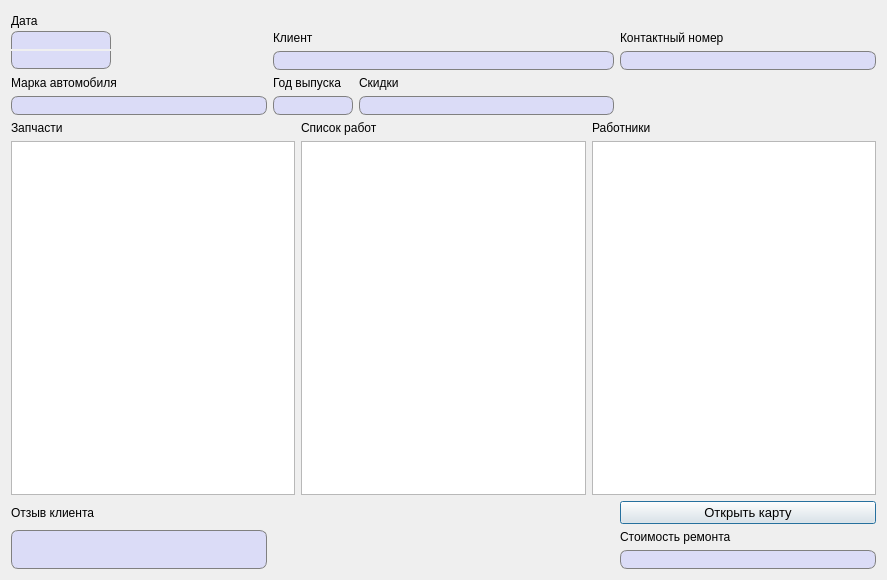
FediiBohdan/TechService, file OrderCreation.ui: the form before one commit.
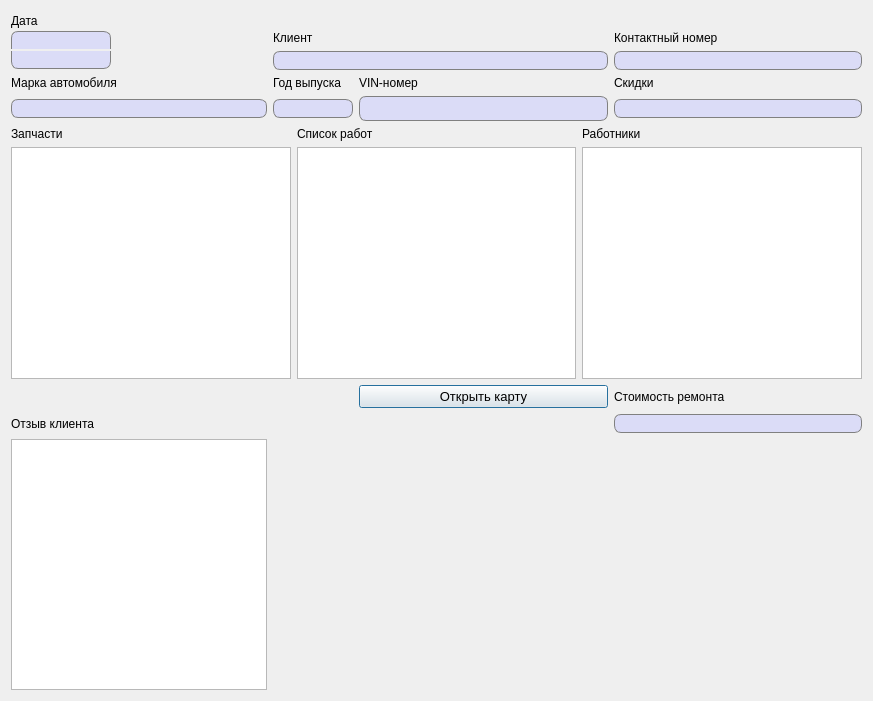
The form after the commit. Icons and pictures are not drawn.

The edit to the form file:
```diff
--- a/OrderCreation.ui
+++ b/OrderCreation.ui
@@ -6,8 +6,8 @@
    <rect>
     <x>0</x>
     <y>0</y>
-    <width>887</width>
-    <height>580</height>
+    <width>873</width>
+    <height>701</height>
    </rect>
   </property>
   <property name="windowTitle">
@@ -199,6 +199,13 @@
       </widget>
      </item>
      <item row="3" column="2">
+      <widget class="QLabel" name="label_3">
+       <property name="text">
+        <string>VIN-номер</string>
+       </property>
+      </widget>
+     </item>
+     <item row="3" column="3">
       <widget class="QLabel" name="label_6">
        <property name="text">
         <string>Скидки</string>
@@ -249,6 +256,29 @@
       </widget>
      </item>
      <item row="4" column="2">
+      <widget class="QLineEdit" name="lineEdit_3">
+       <property name="minimumSize">
+        <size>
+         <width>0</width>
+         <height>25</height>
+        </size>
+       </property>
+       <property name="font">
+        <font>
+         <pointsize>10</pointsize>
+        </font>
+       </property>
+       <property name="styleSheet">
+        <string notr="true">QLineEdit {
+	border: 1px solid gray;
+    border-radius: 7px;
+    background-color: #dbdcf7;
+	padding-left: 3px;
+}</string>
+       </property>
+      </widget>
+     </item>
+     <item row="4" column="3">
       <widget class="QLineEdit" name="lineEdit_4">
        <property name="font">
         <font>
@@ -311,14 +341,23 @@
        </item>
       </layout>
      </item>
-     <item row="6" column="0">
+     <item row="8" column="0">
+      <widget class="QTextEdit" name="textEdit">
+       <property name="font">
+        <font>
+         <pointsize>9</pointsize>
+        </font>
+       </property>
+      </widget>
+     </item>
+     <item row="7" column="0">
       <widget class="QLabel" name="label_11">
        <property name="text">
         <string>Отзыв клиента</string>
        </property>
       </widget>
      </item>
-     <item row="6" column="3">
+     <item row="6" column="2">
       <widget class="QPushButton" name="pushButton">
        <property name="font">
         <font>
@@ -334,37 +373,14 @@
        </property>
       </widget>
      </item>
-     <item row="7" column="0" rowspan="2">
-      <widget class="QLineEdit" name="lineEdit_8">
-       <property name="sizePolicy">
-        <sizepolicy hsizetype="Expanding" vsizetype="Expanding">
-         <horstretch>0</horstretch>
-         <verstretch>0</verstretch>
-        </sizepolicy>
-       </property>
-       <property name="font">
-        <font>
-         <pointsize>10</pointsize>
-        </font>
-       </property>
-       <property name="styleSheet">
-        <string notr="true">QLineEdit {
-	border: 1px solid gray;
-    border-radius: 7px;
-    background-color: #dbdcf7;
-	padding-left: 3px;
-}</string>
-       </property>
-      </widget>
-     </item>
-     <item row="7" column="3">
+     <item row="6" column="3">
       <widget class="QLabel" name="label_10">
        <property name="text">
         <string>Стоимость ремонта</string>
        </property>
       </widget>
      </item>
-     <item row="8" column="3">
+     <item row="7" column="3">
       <widget class="QLineEdit" name="lineEdit_5">
        <property name="font">
         <font>
```
Left out of the diff: 30 changed lines with no effect on the pictures.
